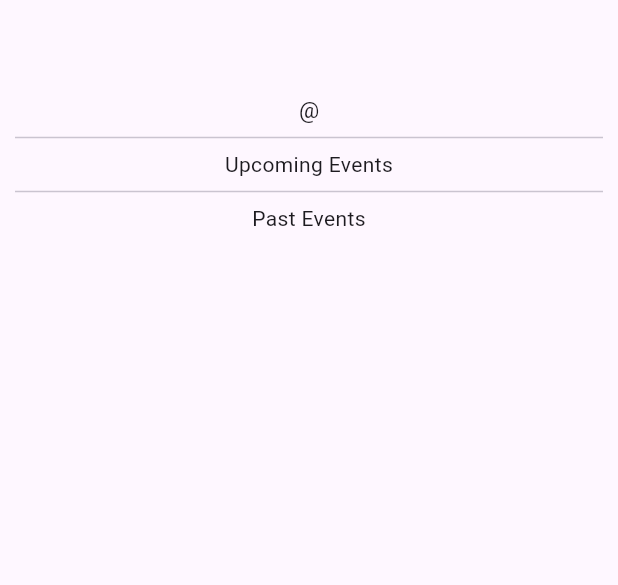
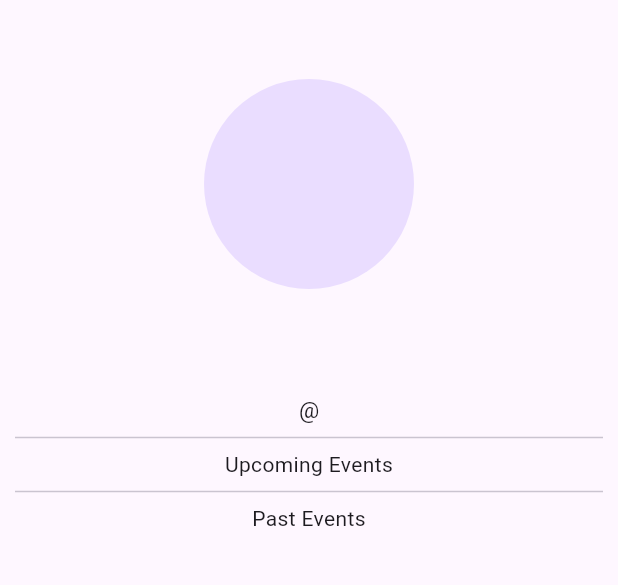
Before and after one commit to youssef-mohamed1809/Hedeyety, a Flutter app: the FriendDetailsPage screen opened directly with empty values, on a phone screen of 412 x 824 dp, the part 80-665 px from its top. Run offline on Flutter 3.47's test engine with Material 3 defaults, Android fonts, the light colour scheme and no system bars; our stand-ins replace firebase_auth, firebase_core, firebase_database, flutter_local_notifications, flutter_speed_dial, image_picker and 1 more; accounts and stored records are empty.

Commit message:
UI Enhancements and Bug Fixes

```diff
--- a/lib/Model/Event.dart
+++ b/lib/Model/Event.dart
@@ -120,7 +120,15 @@ class Event{
       }else{
       int count = 0;
       for(final key in events.keys){
-        DateTime d = DateTime.parse(events[key]['date']);
+
+        List<String> parts = events[key]['date'].split('-');
+        String year = parts[0];
+        String month = parts[1].padLeft(2, '0');
+        String day = parts[2].padLeft(2, '0');
+        var date = '$year-$month-$day';
+        DateTime d = DateTime.parse(date);
+
+        // DateTime d = DateTime.parse(events[key]['date']);
         if(d.compareTo(DateTime.now()) >= 0){
           count++;
         }
@@ -147,10 +155,17 @@ class Event{
         return [];
       }
       for(var event_num in data.keys){
+        List<String> parts = data[event_num]['date'].split('-');
+        String year = parts[0];
+        String month = parts[1].padLeft(2, '0');
+        String day = parts[2].padLeft(2, '0');
+        var date = '$year-$month-$day';
+        DateTime d = DateTime.parse(date);
+
         events.add(Event(
             id: data[event_num]['id'],
             name: data[event_num]['name'],
-            date: DateTime.parse(data[event_num]['date']),
+            date: d,
             location: data[event_num]['location'],
             description: data[event_num]['description'],
             published: 1
--- a/lib/Pages/friendDetailsPage.dart
+++ b/lib/Pages/friendDetailsPage.dart
@@ -54,10 +54,14 @@ class FriendDetailsPage extends StatelessWidget {
                     if (status!) {
                       return Column(
                         children: [
+                          SizedBox(height: 40,),
+                          CircleAvatar(radius: 70, backgroundImage: (friend.photo != null && friend.photo != null)?NetworkImage(friend.photo as String):null),
+                          SizedBox(height: 20,),
                           Text(
                             "${friend.name}",
                             style: TextStyle(fontSize: 35),
                           ),
+
                           Text("@${friend.username}",style: TextStyle(fontSize: 15)),
                           Divider(),
                           Text(
--- a/lib/Pages/giftCreationPage.dart
+++ b/lib/Pages/giftCreationPage.dart
@@ -59,7 +59,7 @@ class _CreateGiftPageState extends State<CreateGiftPage> {
           padding: const EdgeInsets.all(30.0),
           child: Column(
             children: [
-              Text("Add a new Gift", style: TextStyle(fontSize: 30)),
+              Text("Add a New Gift", style: TextStyle(fontSize: 30)),
               SizedBox(
                 height: 40,
               ),
```
Also changed, not shown: lib/Pages/giftsDetailsPage.dart (+21 -10 lines), lib/Pages/myGiftsPage.dart (+11 -7 lines), lib/Pages/myProfilePage.dart (+11 -8 lines).
